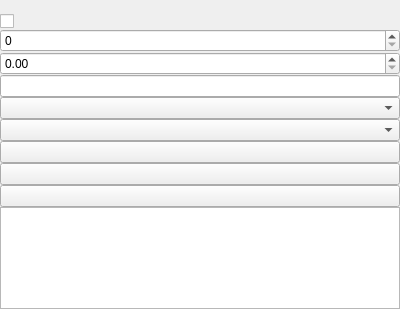
Above: forms/custom_setting_widget.ui from Bazzzukasss/custom_setting before the change. Below: the same form after it.
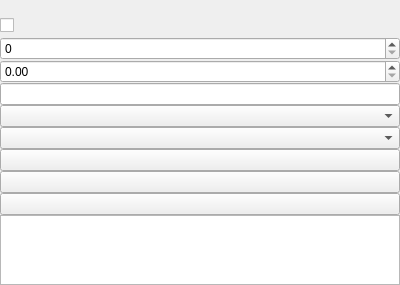
That is the form after the change. Custom widgets are drawn as their Qt base class.

Patch:
```diff
--- a/forms/custom_setting_widget.ui
+++ b/forms/custom_setting_widget.ui
@@ -7,7 +7,7 @@
     <x>0</x>
     <y>0</y>
     <width>400</width>
-    <height>309</height>
+    <height>281</height>
    </rect>
   </property>
   <property name="windowTitle">
@@ -38,6 +38,12 @@
    </item>
    <item>
     <widget class="CustomCheckBox" name="mCheckBox">
+     <property name="minimumSize">
+      <size>
+       <width>0</width>
+       <height>23</height>
+      </size>
+     </property>
      <property name="text">
       <string/>
      </property>
@@ -82,6 +88,19 @@
    <item>
     <widget class="CustomTextEdit" name="mTextEdit"/>
    </item>
+   <item>
+    <spacer name="verticalSpacer">
+     <property name="orientation">
+      <enum>Qt::Vertical</enum>
+     </property>
+     <property name="sizeHint" stdset="0">
+      <size>
+       <width>0</width>
+       <height>0</height>
+      </size>
+     </property>
+    </spacer>
+   </item>
   </layout>
  </widget>
  <customwidgets>
```
